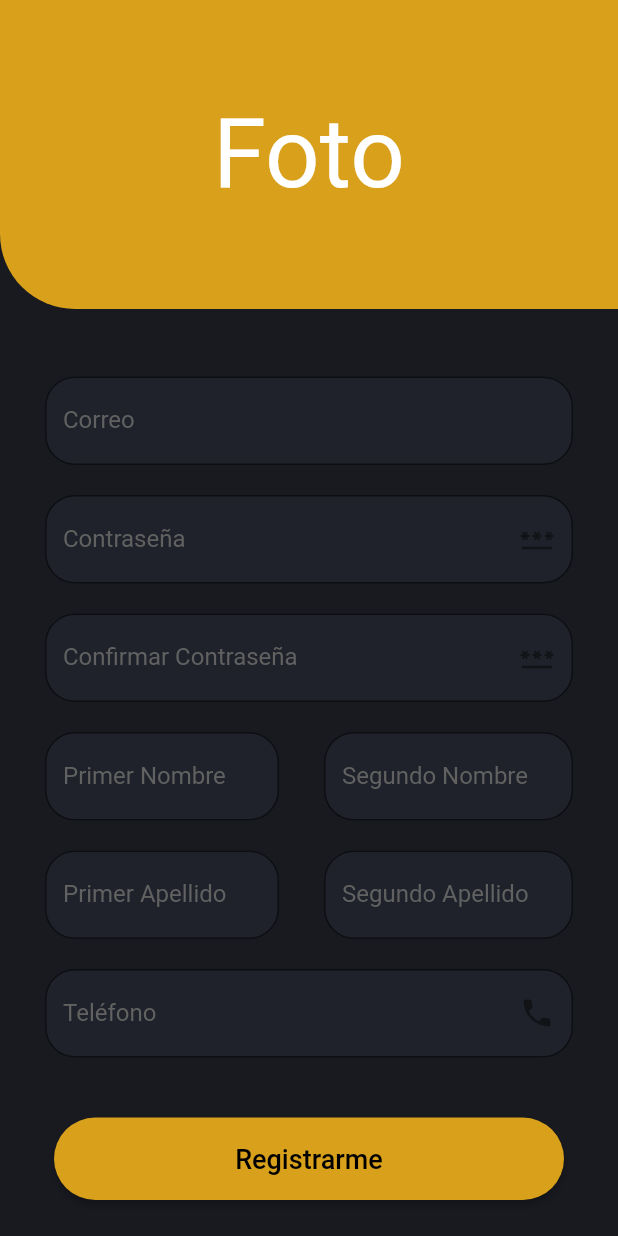
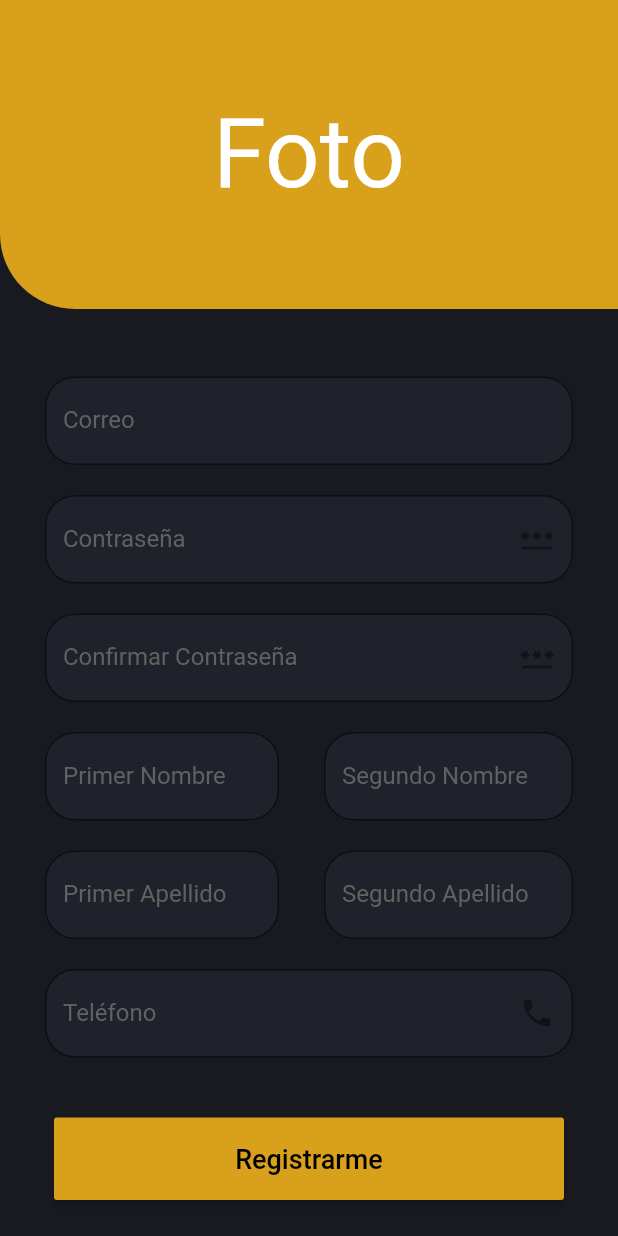
Before and after one commit to alienigena264/Mr.Garcia, a Flutter app: the RegisterDateil screen opened by its route, on a phone screen of 412 x 824 dp. Run offline on Flutter 3.47's test engine with Material 2 defaults, Android fonts, the phone set to English and light mode, and no system bars; our stand-ins replace curved_navigation_bar; missing offline and left inert: flutter_sequence_animation; Roboto replaces fonts that are missing (Inder).

Commit message:
Cambio Push

```diff
--- a/lib/pages/Log/RegisterDetail.vista.dart
+++ b/lib/pages/Log/RegisterDetail.vista.dart
@@ -327,7 +327,7 @@ class _RegisterDateilState extends State<RegisterDateil> {
           minimumSize: const Size(340, 55),
           // double.infinity is the width and 30 is the height
           shape:
-              RoundedRectangleBorder(borderRadius: BorderRadius.circular(40.0)),
+              RoundedRectangleBorder(borderRadius: BorderRadius.circular(2.0)),
         ),
         onPressed: () {
         },
```
